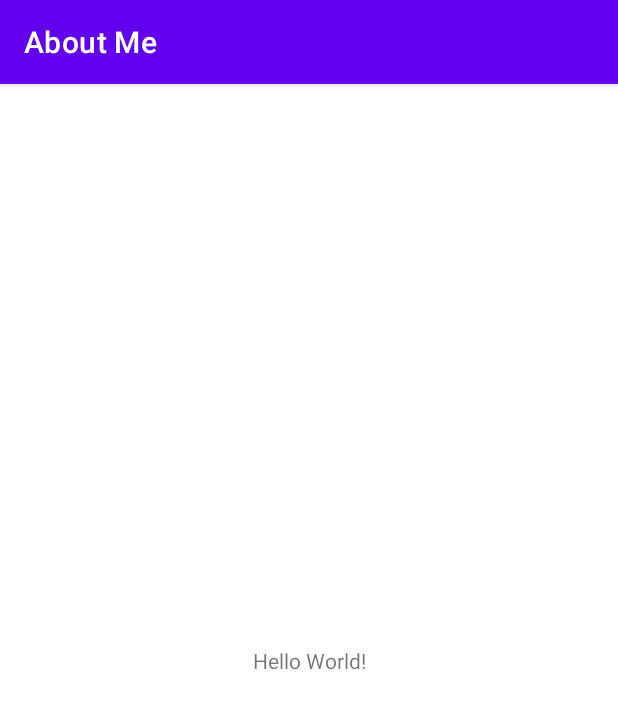
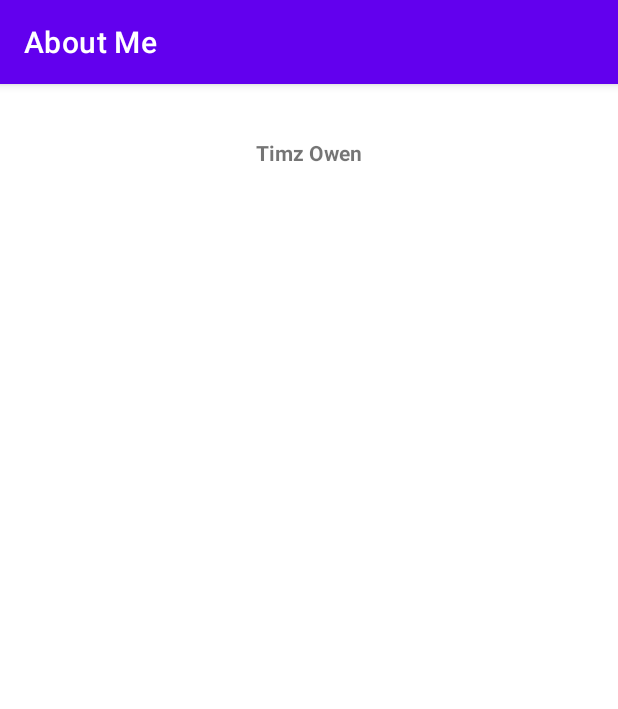
Before and after one commit to TimzOwen/Android-meetup, an Android app: the screen it shows after launch (MainActivity), on a phone screen of 412 x 824 dp. Shown: the top 709 px of the screen. Run offline under Robolectric (Android 15) with nearby library versions, the phone set to English and light mode, and no system bars.

Commit message:
using sytles and design

```diff
--- a/AboutMe/app/src/main/res/layout/activity_main.xml
+++ b/AboutMe/app/src/main/res/layout/activity_main.xml
@@ -1,18 +1,17 @@
 <?xml version="1.0" encoding="utf-8"?>
-<androidx.constraintlayout.widget.ConstraintLayout xmlns:android="http://schemas.android.com/apk/res/android"
+<androidx.appcompat.widget.LinearLayoutCompat xmlns:android="http://schemas.android.com/apk/res/android"
     xmlns:app="http://schemas.android.com/apk/res-auto"
     xmlns:tools="http://schemas.android.com/tools"
     android:layout_width="match_parent"
     android:layout_height="match_parent"
+    android:layout_marginTop="18dp"
+    android:orientation="vertical"
     tools:context=".MainActivity">
 
     <TextView
-        android:layout_width="wrap_content"
+        android:layout_width="match_parent"
         android:layout_height="wrap_content"
-        android:text="Hello World!"
-        app:layout_constraintBottom_toBottomOf="parent"
-        app:layout_constraintEnd_toEndOf="parent"
-        app:layout_constraintStart_toStartOf="parent"
-        app:layout_constraintTop_toTopOf="parent" />
+        android:text="@string/name"
+        style="@style/nameStyle" />
 
-</androidx.constraintlayout.widget.ConstraintLayout>
+</androidx.appcompat.widget.LinearLayoutCompat>
--- a/AboutMe/app/src/main/res/values/strings.xml
+++ b/AboutMe/app/src/main/res/values/strings.xml
@@ -1,3 +1,4 @@
 <resources>
     <string name="app_name">About Me</string>
+    <string name="name">Timz Owen</string>
 </resources>
--- /dev/null
+++ b/AboutMe/app/src/main/res/values/styles.xml
@@ -0,0 +1,10 @@
+<?xml version="1.0" encoding="utf-8"?>
+<resources>
+
+    <style name="nameStyle">
+        <item name="android:paddingTop">18dp</item>
+        <item name="android:textAlignment">center</item>
+        <item name="android:textColorLink">#000000</item>
+        <item name="android:textStyle">bold</item>
+    </style>
+</resources>
```
Also changed, not shown: AboutMe/app/src/main/res/font/roboto.ttf (added).
